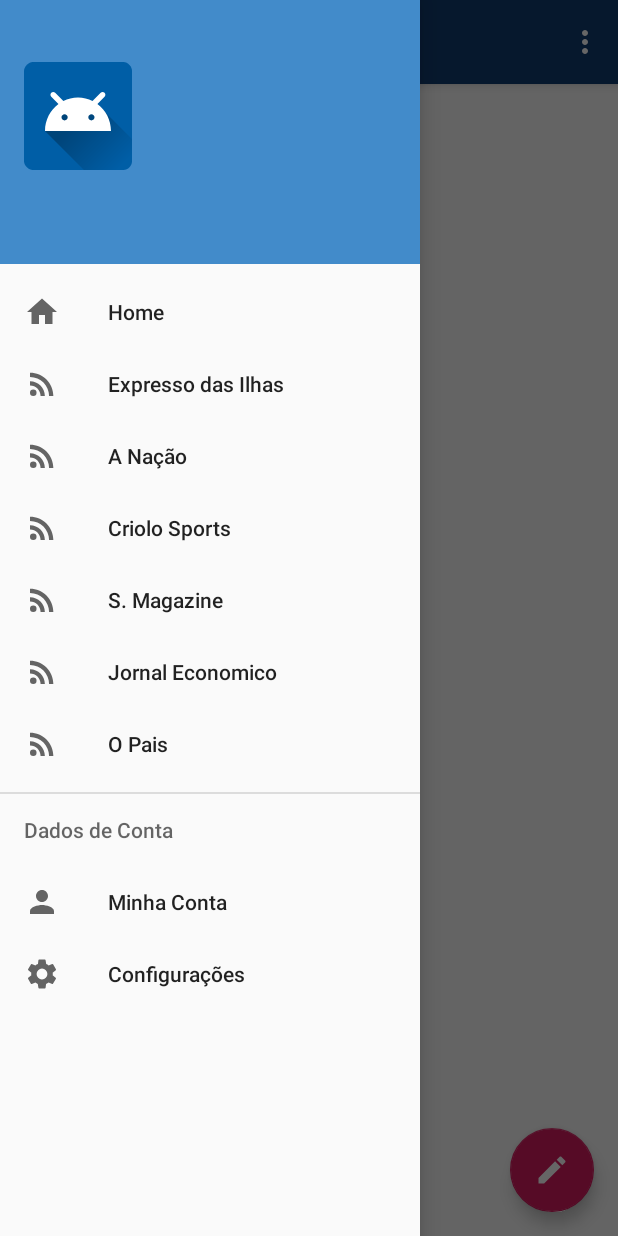
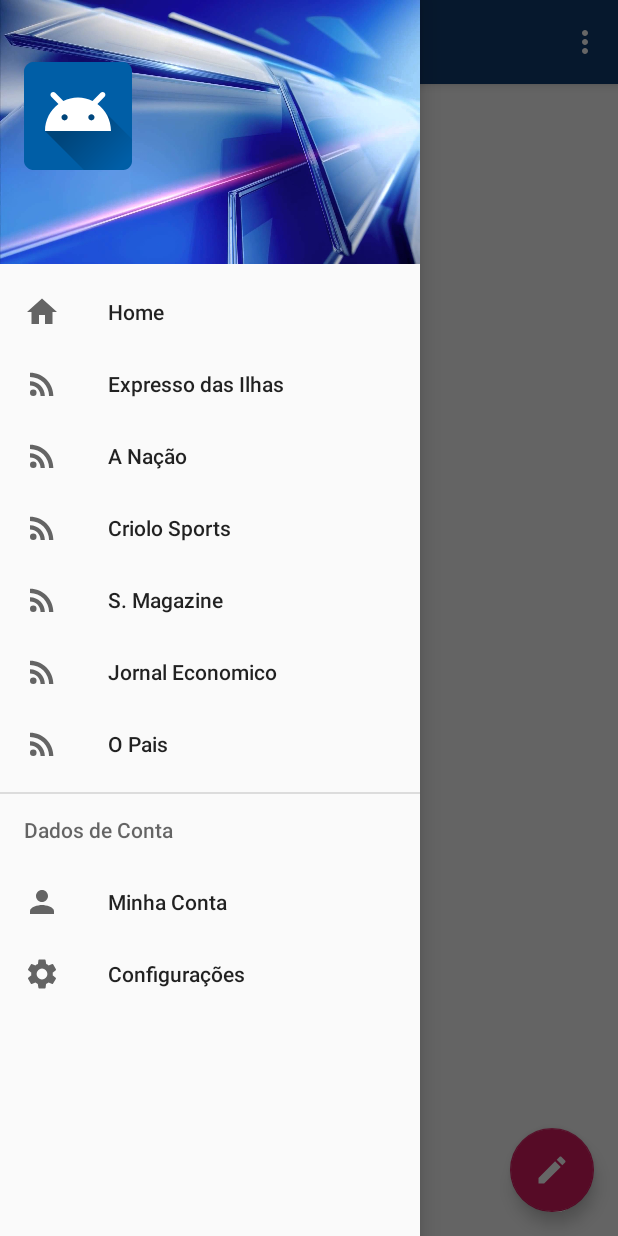
Before and after one commit to AilsonEsi/kriolnew-android, an Android app: the HomeActivity screen opened directly, with no data from a screen before it, with the side drawer open, on a phone screen of 412 x 824 dp. Run offline under Robolectric (Android 15) with nearby library versions, the phone set to English and light mode, and no system bars; our stand-ins replace Firebase (no records; nobody signed in at launch, a user with empty details on screens opened directly), Picasso; pictures from the network do not load; 1 statement that could not run was skipped.

Commit message:
Set background img to nav_header_home

```diff
--- a/app/src/main/res/layout/nav_header_home.xml
+++ b/app/src/main/res/layout/nav_header_home.xml
@@ -3,7 +3,7 @@
     xmlns:app="http://schemas.android.com/apk/res-auto"
     android:layout_width="match_parent"
     android:layout_height="@dimen/nav_header_height"
-    android:background="@color/colorPrimaryDark"
+    android:background="@drawable/bg"
     android:gravity="bottom"
     android:orientation="vertical"
     android:paddingLeft="@dimen/activity_horizontal_margin"
```
Also changed, not shown: app/src/main/res/drawable-v21/bg.jpg (added).
